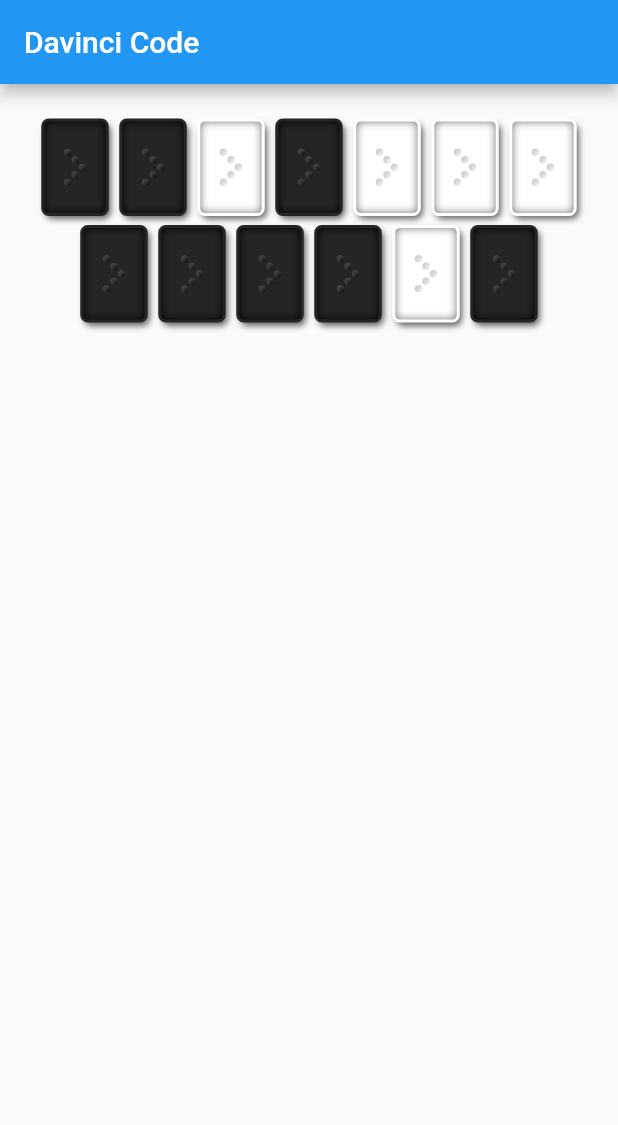
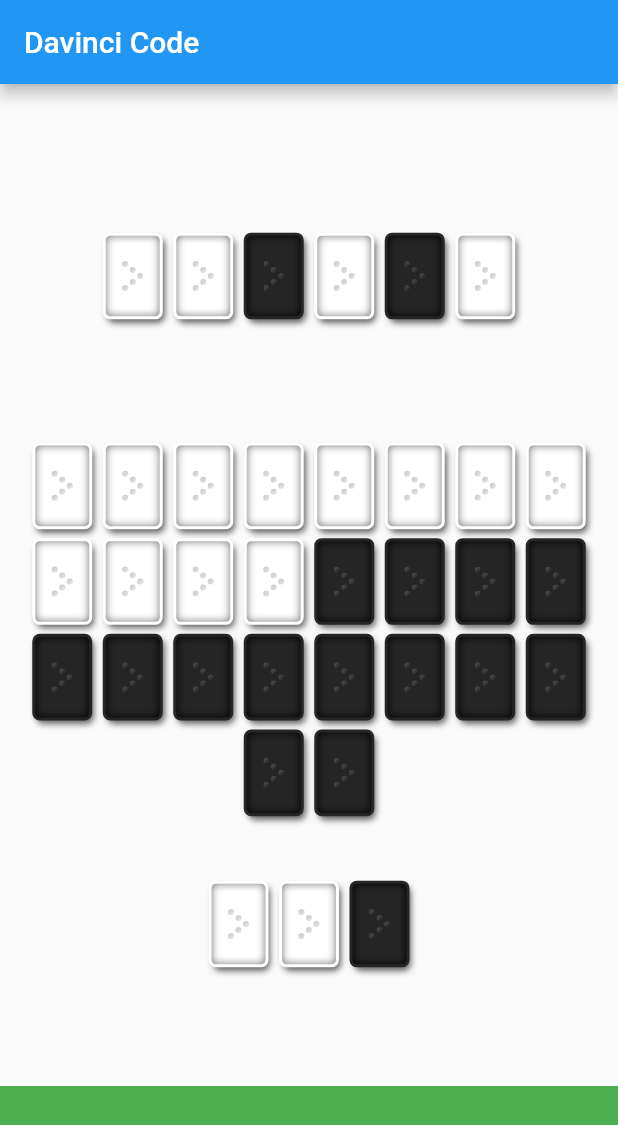
Before and after one commit to nachwon/flutter-tutorial, a Flutter app: the screen it shows after launch, on a phone screen of 412 x 824 dp. Shown: the top 1125 px of the screen. Run offline on Flutter 3.47's test engine with Material 2 defaults, Android fonts, the phone set to English and light mode, and no system bars; our stand-ins replace flutter_inset_box_shadow, flutter_markdown, google_fonts, shared_preferences; missing offline and left inert: flutter_web_auth.

Commit message:
Add card deck

```diff
--- a/lib/main.dart
+++ b/lib/main.dart
@@ -1,5 +1,7 @@
 import 'package:flutter/material.dart' hide BoxDecoration, BoxShadow;
 import 'package:my_app/widgets/davinci_card.dart';
+
+import 'widgets/davinci_card_deck.dart';
 
 void main() {
   runApp(const App());
@@ -19,29 +21,73 @@ class App extends StatelessWidget {
             const SizedBox(
               height: 20,
             ),
-            Align(
-              alignment: Alignment.center,
-              child: Wrap(
-                spacing: 1,
-                runAlignment: WrapAlignment.center,
-                alignment: WrapAlignment.center,
-                children: const [
-                  DavinciCard(number: "-"),
-                  DavinciCard(number: "0"),
+
+            const Flexible(
+              child: DavinciCardDeck(
+                cards: [
                   DavinciCard(number: "1", type: CardType.white),
-                  DavinciCard(number: "2"),
+                  DavinciCard(number: "2", type: CardType.white),
+                  DavinciCard(number: "3", type: CardType.black),
+                  DavinciCard(number: "5", type: CardType.white),
+                  DavinciCard(number: "3", type: CardType.black),
+                  DavinciCard(number: "5", type: CardType.white),
+                ],
+              ),
+            ),
+            const Flexible(
+              child: DavinciCardDeck(
+                cards: [
+                  DavinciCard(number: "0", type: CardType.white),
+                  DavinciCard(number: "1", type: CardType.white),
+                  DavinciCard(number: "2", type: CardType.white),
                   DavinciCard(number: "3", type: CardType.white),
                   DavinciCard(number: "4", type: CardType.white),
                   DavinciCard(number: "5", type: CardType.white),
-                  DavinciCard(number: "6"),
-                  DavinciCard(number: "7"),
-                  DavinciCard(number: "8"),
-                  DavinciCard(number: "9"),
+                  DavinciCard(number: "6", type: CardType.white),
+                  DavinciCard(number: "7", type: CardType.white),
+                  DavinciCard(number: "8", type: CardType.white),
+                  DavinciCard(number: "9", type: CardType.white),
                   DavinciCard(number: "10", type: CardType.white),
-                  DavinciCard(number: "11"),
+                  DavinciCard(number: "11", type: CardType.white),
+                  DavinciCard(number: "-", type: CardType.black),
+                  DavinciCard(number: "0", type: CardType.black),
+                  DavinciCard(number: "1", type: CardType.black),
+                  DavinciCard(number: "2", type: CardType.black),
+                  DavinciCard(number: "3", type: CardType.black),
+                  DavinciCard(number: "4", type: CardType.black),
+                  DavinciCard(number: "5", type: CardType.black),
+                  DavinciCard(number: "6", type: CardType.black),
+                  DavinciCard(number: "7", type: CardType.black),
+                  DavinciCard(number: "8", type: CardType.black),
+                  DavinciCard(number: "9", type: CardType.black),
+                  DavinciCard(number: "10", type: CardType.black),
+                  DavinciCard(number: "11", type: CardType.black),
+                  DavinciCard(number: "-", type: CardType.black),
                 ],
               ),
             ),
+            const Flexible(
+              child: DavinciCardDeck(
+                cards: [
+                  DavinciCard(number: "1", type: CardType.white),
+                  DavinciCard(number: "2", type: CardType.white),
+                  DavinciCard(number: "3", type: CardType.black),
+                ],
+              ),
+            ),
+            Container(
+              color: Colors.green,
+              height: 100,
+            ),
+
+            // DavinciCardDeck(
+            //   cards: [
+            //     DavinciCard(number: "1", type: CardType.white),
+            //     DavinciCard(number: "2", type: CardType.white),
+            //     DavinciCard(number: "3", type: CardType.black),
+            //     DavinciCard(number: "5", type: CardType.white),
+            //   ],
+            // ),
           ],
         ),
       ),
--- a/lib/widgets/davinci_card.dart
+++ b/lib/widgets/davinci_card.dart
@@ -6,7 +6,7 @@ enum CardType { white, black }
 
 const mainWhite = Colors.white;
 const mainBlack = Color.fromARGB(255, 37, 37, 37);
-const double cardWidth = 45;
+const double cardWidth = 40;
 const double cardHeight = cardWidth * 1.4444;
 const double barWidth = cardWidth / 1.8;
 const double numberSize = cardWidth / 1.5;
@@ -217,7 +217,7 @@ class _CardInnerClosedState extends State<_CardInnerClosed> {
           color: getColor(mainWhite, mainBlack),
         ),
       ),
-      padding: const EdgeInsets.all(12),
+      padding: const EdgeInsets.all(10),
       child: Column(
         mainAxisAlignment: MainAxisAlignment.center,
         children: [
@@ -271,8 +271,8 @@ class _DotState extends State<_Dot> {
             ],
             color: getColor(Colors.white, Colors.black),
           ),
-          width: 5,
-          height: 5,
+          width: 4,
+          height: 4,
         ),
       ],
     );
--- /dev/null
+++ b/lib/widgets/davinci_card_deck.dart
@@ -0,0 +1,21 @@
+import 'package:flutter/material.dart';
+import 'package:my_app/widgets/davinci_card.dart';
+
+class DavinciCardDeck extends StatelessWidget {
+  final List<DavinciCard> cards;
+
+  const DavinciCardDeck({super.key, required this.cards});
+
+  @override
+  Widget build(BuildContext context) {
+    return Align(
+      alignment: Alignment.center,
+      child: Wrap(
+        spacing: 1,
+        runAlignment: WrapAlignment.center,
+        alignment: WrapAlignment.center,
+        children: cards,
+      ),
+    );
+  }
+}
```
